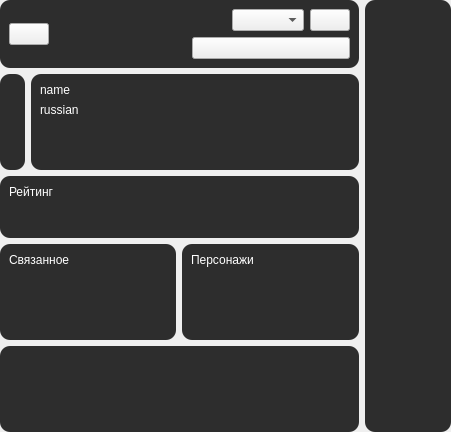
The window that forms/info.ui (brandonzorn/Nlight) describes before a commit, drawn with Qt 5.
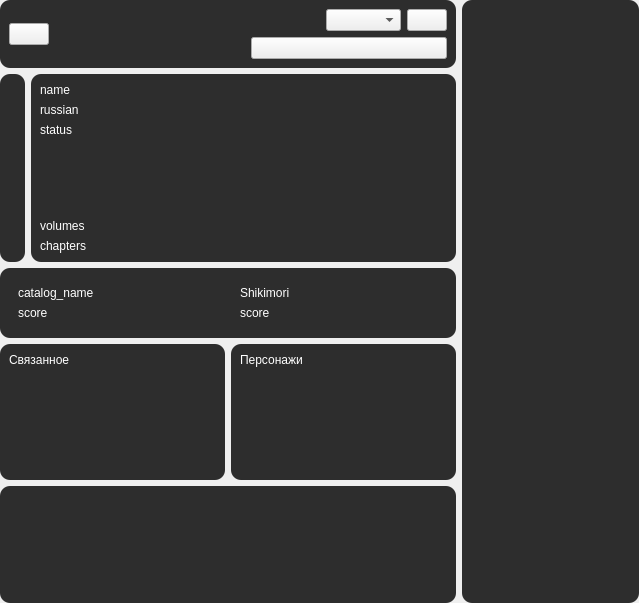
The same window after the commit. Icons and pictures are not drawn.

Commit message: added status, volumes, chapters for info

What changed in the file:
```diff
--- a/forms/info.ui
+++ b/forms/info.ui
@@ -6,8 +6,8 @@
    <rect>
     <x>0</x>
     <y>0</y>
-    <width>451</width>
-    <height>432</height>
+    <width>639</width>
+    <height>603</height>
    </rect>
   </property>
   <property name="windowTitle">
@@ -20,7 +20,7 @@
 	color: rgb(255, 255, 255);
 }</string>
   </property>
-  <layout class="QHBoxLayout" name="horizontalLayout_5">
+  <layout class="QHBoxLayout" name="horizontalLayout_4">
    <property name="leftMargin">
     <number>0</number>
    </property>
@@ -187,7 +187,7 @@
      <item>
       <layout class="QVBoxLayout" name="manga_layout">
        <item>
-        <layout class="QHBoxLayout" name="horizontalLayout_4">
+        <layout class="QHBoxLayout" name="info_layout">
          <item>
           <widget class="QFrame" name="image_frame">
            <property name="sizePolicy">
@@ -257,6 +257,13 @@
               </property>
              </widget>
             </item>
+            <item>
+             <widget class="QLabel" name="status_label">
+              <property name="text">
+               <string>status</string>
+              </property>
+             </widget>
+            </item>
             <item>
              <spacer name="verticalSpacer">
               <property name="orientation">
@@ -270,6 +277,20 @@
               </property>
              </spacer>
             </item>
+            <item>
+             <widget class="QLabel" name="volumes_label">
+              <property name="text">
+               <string>volumes</string>
+              </property>
+             </widget>
+            </item>
+            <item>
+             <widget class="QLabel" name="chapters_label">
+              <property name="text">
+               <string>chapters</string>
+              </property>
+             </widget>
+            </item>
            </layout>
           </widget>
          </item>
@@ -277,6 +298,15 @@
        </item>
        <item>
         <widget class="QFrame" name="score_frame">
+         <property name="frameShape">
+          <enum>QFrame::StyledPanel</enum>
+         </property>
+         <property name="frameShadow">
+          <enum>QFrame::Raised</enum>
+         </property>
+         <layout class="QHBoxLayout" name="horizontalLayout_5">
+          <item>
+           <widget class="QFrame" name="catalog_score_frame">
          <property name="sizePolicy">
           <sizepolicy hsizetype="Preferred" vsizetype="Preferred">
            <horstretch>0</horstretch>
@@ -303,76 +333,61 @@
           <item>
            <widget class="QLabel" name="score_label">
             <property name="text">
-             <string>Рейтинг</string>
+                <string>catalog_name</string>
             </property>
            </widget>
           </item>
           <item>
-           <layout class="QHBoxLayout" name="stars_layout">
-            <item>
-             <widget class="QPushButton" name="star_1">
-              <property name="enabled">
-               <bool>false</bool>
-              </property>
+              <widget class="QLabel" name="catalog_score_label">
               <property name="text">
-               <string/>
+                <string>score</string>
               </property>
              </widget>
             </item>
-            <item>
-             <widget class="QPushButton" name="star_2">
-              <property name="enabled">
-               <bool>false</bool>
-              </property>
-              <property name="text">
-               <string/>
-              </property>
+            </layout>
              </widget>
             </item>
             <item>
-             <widget class="QPushButton" name="star_3">
-              <property name="enabled">
-               <bool>false</bool>
-              </property>
-              <property name="text">
-               <string/>
-              </property>
-             </widget>
-            </item>
-            <item>
-             <widget class="QPushButton" name="star_4">
-              <property name="enabled">
-               <bool>false</bool>
-              </property>
+           <widget class="QFrame" name="shikimori_score_frame">
+            <property name="sizePolicy">
+             <sizepolicy hsizetype="Preferred" vsizetype="Preferred">
+              <horstretch>0</horstretch>
+              <verstretch>0</verstretch>
+             </sizepolicy>
+            </property>
+            <property name="styleSheet">
+             <string notr="true">QPushButton {
+	padding: 5px 1px;
+    background: transparent;
+	border-top-left-radius: 10px;
+	border-bottom-left-radius: 10px;
+	font-weight: bold;
+	icon-size: 24px;
+}</string>
+            </property>
+            <property name="frameShape">
+             <enum>QFrame::StyledPanel</enum>
+            </property>
+            <property name="frameShadow">
+             <enum>QFrame::Raised</enum>
+            </property>
+            <layout class="QVBoxLayout" name="verticalLayout_8">
+             <item>
+              <widget class="QLabel" name="label_3">
               <property name="text">
-               <string/>
+                <string>Shikimori</string>
               </property>
              </widget>
             </item>
             <item>
-             <widget class="QPushButton" name="star_5">
-              <property name="enabled">
-               <bool>false</bool>
-              </property>
+              <widget class="QLabel" name="shikimori_score_label">
               <property name="text">
-               <string/>
+                <string>score</string>
               </property>
              </widget>
             </item>
-            <item>
-             <spacer name="horizontalSpacer">
-              <property name="orientation">
-               <enum>Qt::Horizontal</enum>
-              </property>
-              <property name="sizeHint" stdset="0">
-               <size>
-                <width>40</width>
-                <height>20</height>
-               </size>
-              </property>
-             </spacer>
-            </item>
-           </layout>
+            </layout>
+           </widget>
           </item>
          </layout>
         </widget>
```
Left out of the diff: 5 changed lines with no effect on the pictures. Lines whose indentation alone changed are shown as unchanged. The commit also changes 10 other files.
